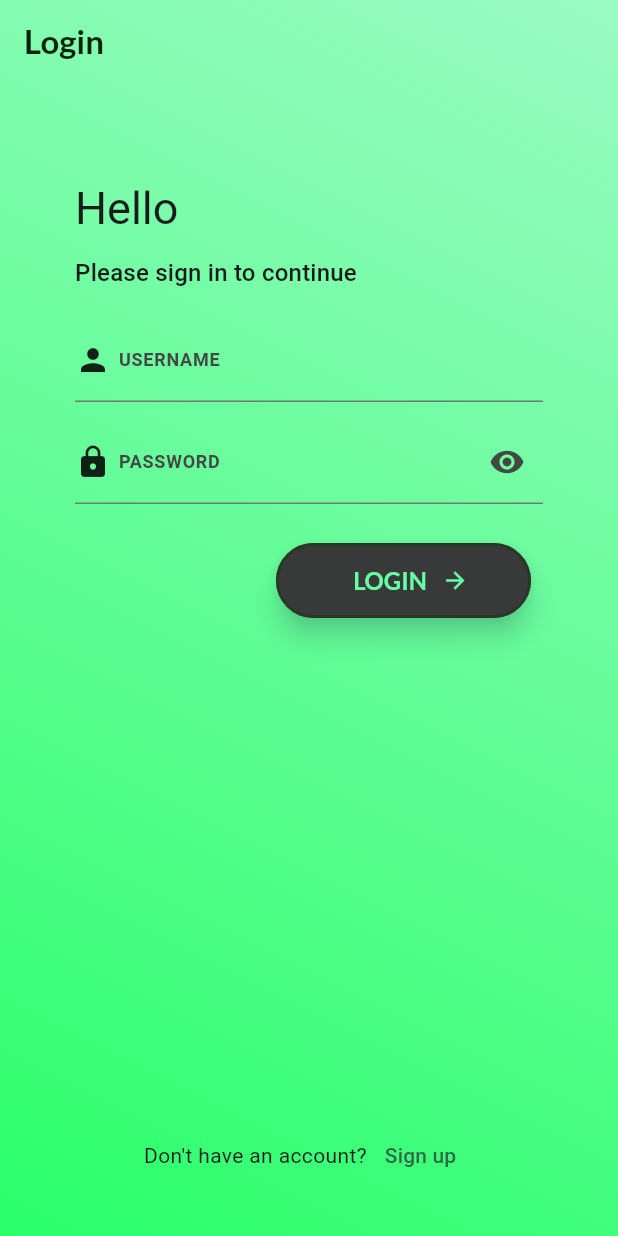
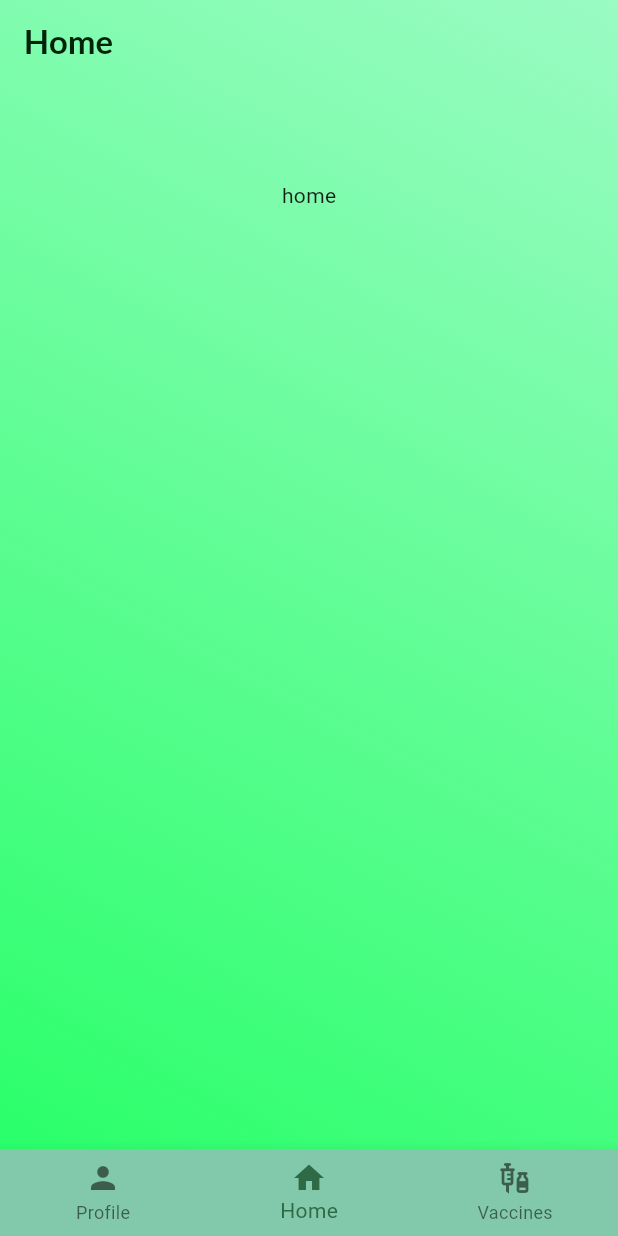
Before and after one commit to IgnacyBerent/Flutter-Vaccination_Managment_App, a Flutter app: the screen it shows after launch, on a phone screen of 412 x 824 dp. Run offline on Flutter 3.47's test engine with Material 3 defaults, Android fonts, the phone set to English and light mode, and no system bars; our stand-ins replace google_fonts.

Commit message:
code reorganisation

```diff
--- a/lib/views/login_register/login_screen.dart
+++ b/lib/views/login_register/login_screen.dart
@@ -1,7 +1,6 @@
 import 'package:flutter/material.dart';
 import 'package:vaccination_managment_app/views/login_register/register_screen.dart';
-import 'package:vaccination_managment_app/widgets/elements/buttons/my_icon_button.dart';
-import 'package:vaccination_managment_app/widgets/elements/buttons/my_text_button.dart';
+import 'package:vaccination_managment_app/widgets/buttons/my_icon_button.dart';
 import 'package:vaccination_managment_app/widgets/layout_template/layout_template.dart';
 
 class LoginScreen extends StatefulWidget {
--- a/lib/views/login_register/register_screen.dart
+++ b/lib/views/login_register/register_screen.dart
@@ -1,5 +1,5 @@
 import 'package:flutter/material.dart';
-import 'package:vaccination_managment_app/widgets/elements/buttons/my_icon_button.dart';
+import 'package:vaccination_managment_app/widgets/buttons/my_icon_button.dart';
 import 'package:vaccination_managment_app/widgets/layout_template/layout_template.dart';
 
 class RegisterScreen extends StatefulWidget {
--- a/lib/widgets/layout_template/layout_template.dart
+++ b/lib/widgets/layout_template/layout_template.dart
@@ -1,7 +1,7 @@
 import 'package:flutter/material.dart';
 import 'package:vaccination_managment_app/widgets/layout_template/animated_background_container.dart';
 import 'package:vaccination_managment_app/widgets/layout_template/centered_view.dart';
-import 'package:vaccination_managment_app/widgets/elements/layout_app_bar/layout_app_bar.dart';
+import 'package:vaccination_managment_app/widgets/layout_template/layout_app_bar.dart';
 
 class LayoutTemplate extends StatelessWidget {
   const LayoutTemplate({
--- a/lib/widgets/layout_template/navigator_layout_template.dart
+++ b/lib/widgets/layout_template/navigator_layout_template.dart
@@ -4,7 +4,7 @@ import 'package:vaccination_managment_app/views/home/profile/profile_screen.dart
 import 'package:vaccination_managment_app/views/home/vaccines/vaccines_screen.dart';
 import 'package:vaccination_managment_app/widgets/layout_template/animated_background_container.dart';
 import 'package:vaccination_managment_app/widgets/layout_template/centered_view.dart';
-import 'package:vaccination_managment_app/widgets/elements/layout_app_bar/layout_app_bar.dart';
+import 'package:vaccination_managment_app/widgets/layout_template/layout_app_bar.dart';
 
 class NavigatorLayoutTemplate extends StatefulWidget {
   const NavigatorLayoutTemplate({
@@ -28,7 +28,7 @@ class _NavigatorLayoutTemplateState extends State<NavigatorLayoutTemplate> {
 
     if (_selectedPageIndex == 2) {
       activePage = const VaccinesScreen();
-      activePageTitle = 'Your trainings';
+      activePageTitle = 'Available vaccines';
     } else if (_selectedPageIndex == 0) {
       activePage = const ProfileScreen();
       activePageTitle = 'Your profile';
@@ -43,12 +43,14 @@ class _NavigatorLayoutTemplateState extends State<NavigatorLayoutTemplate> {
         child: CenteredView(child: activePage),
       ),
       bottomNavigationBar: BottomNavigationBar(
-        backgroundColor: const Color.fromARGB(255, 0, 37, 25),
+        backgroundColor: const Color.fromARGB(255, 130, 201, 171),
         onTap: selectPage,
         currentIndex: _selectedPageIndex,
         items: const [
           BottomNavigationBarItem(
-            icon: Icon(Icons.person),
+            icon: Icon(
+              Icons.person,
+            ),
             label: 'Profile',
           ),
           BottomNavigationBarItem(
--- a/lib/widgets/widget_tree.dart
+++ b/lib/widgets/widget_tree.dart
@@ -18,7 +18,8 @@ class _WidgetTreeState extends State<WidgetTree> {
         if (snapshot.hasData) {
           return const NavigatorLayoutTemplate();
         } else {
-          return const LoginScreen();
+          return const NavigatorLayoutTemplate();
+          //return const LoginScreen();
         }
       },
     );
```
Also changed, not shown: lib/widgets/buttons/my_icon_button.dart (renamed from lib/widgets/elements/buttons/my_icon_button.dart), lib/widgets/buttons/my_text_button.dart (renamed from lib/widgets/elements/buttons/my_text_button.dart), lib/widgets/layout_template/layout_app_bar.dart (renamed from lib/widgets/elements/layout_app_bar/layout_app_bar.dart).
